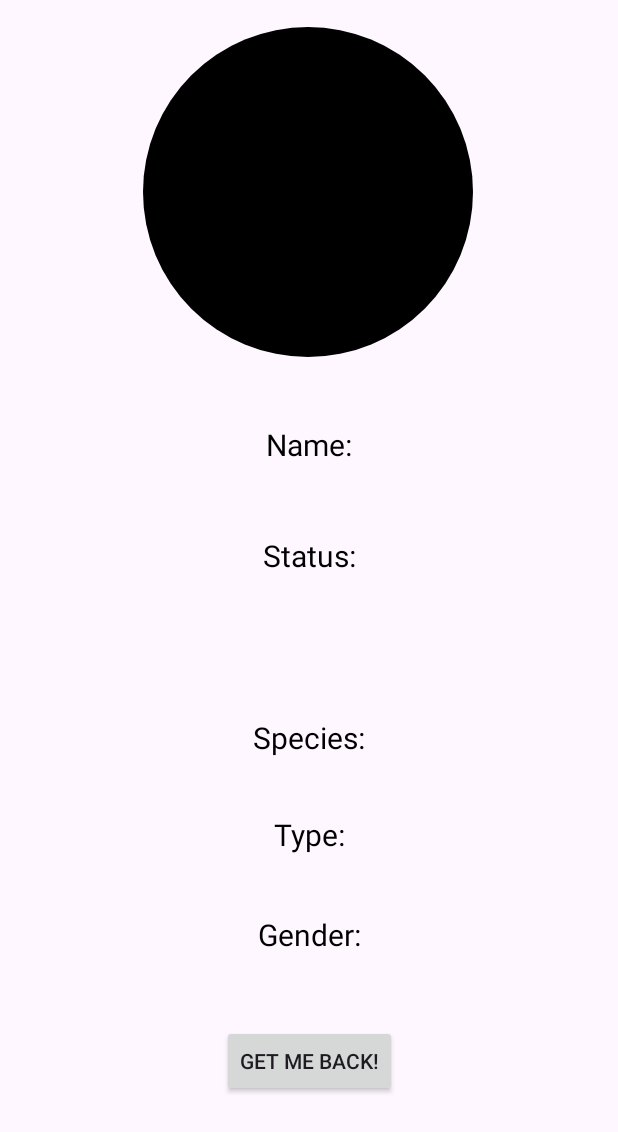
After one commit to JuanDiego1912/Rick_Morty_App, an Android app: the layout activity_character_info.xml on its own in the app's theme, with its tools: preview values and no code run, on a phone screen of 412 x 824 dp. The commit adds this screen. Shown: the top 1132 px of the screen. Run offline under Robolectric (Android 15) with nearby library versions, the phone set to English and light mode, and no system bars; network calls fail.

Commit message:
Ya se cargan los personajes de cada episodio respectivamente, ahora hay que tomar esa información en la view CharacterInfo.kt y mostrarla. Finalmente hacer los estilos.

```diff
--- a/app/src/main/AndroidManifest.xml
+++ b/app/src/main/AndroidManifest.xml
@@ -2,7 +2,7 @@
 <manifest xmlns:android="http://schemas.android.com/apk/res/android"
     xmlns:tools="http://schemas.android.com/tools">
 
-    <uses-permission android:name="android.permission.INTERNET"/>
+    <uses-permission android:name="android.permission.INTERNET" />
 
     <application
         android:allowBackup="true"
@@ -15,6 +15,9 @@
         android:theme="@style/Theme.Rick_Morty_App"
         tools:targetApi="31">
         <activity
+            android:name=".Views.CharacterInfo"
+            android:exported="false" />
+        <activity
             android:name=".Views.MainActivity"
             android:exported="true">
             <intent-filter>
--- a/app/src/main/java/com/dam2/rick_morty_app/Adapters/CharacterAdapter.kt
+++ b/app/src/main/java/com/dam2/rick_morty_app/Adapters/CharactersOnEpisodeAdapter.kt
@@ -10,7 +10,7 @@ import com.dam2.rick_morty_app.R
 import com.dam2.rick_morty_app.databinding.ItemCharactersBinding
 import com.squareup.picasso.Picasso
 
-class CharacterAdapter(private val characters : List<CharacterResponse>/*, val fn : (CharacterResponse) -> Unit*/) : Adapter<CharacterAdapter.CharacterViewHolder>() {
+class CharactersOnEpisodeAdapter(private val characters : List<CharacterResponse>, val fn : (CharacterResponse) -> Unit = {}) : Adapter<CharactersOnEpisodeAdapter.CharacterViewHolder>() {
 
     override fun onCreateViewHolder(parent: ViewGroup, viewType: Int): CharacterViewHolder {
         val layoutInflater = LayoutInflater.from(parent.context)
@@ -35,6 +35,10 @@ class CharacterAdapter(private val characters : List<CharacterResponse>/*, val f
                 .get()
                 .load(personaje.imagen)
                 .into(b.imgvCharacter)
+
+            itemView.setOnClickListener {
+                fn(personaje)
+            }
         }
     }
 }
--- a/app/src/main/java/com/dam2/rick_morty_app/Model/APIService.kt
+++ b/app/src/main/java/com/dam2/rick_morty_app/Model/APIService.kt
@@ -13,6 +13,7 @@ interface APIService {
     @GET("episode")
     suspend fun getEpisodes() : Response<EpisodesResponse>
 
+    //Obtener la informacion de un personaje por su ID
     @GET("character/{id}")
     suspend fun getCharacter(@Path("id") characterId: Int): CharacterResponse
 }
--- /dev/null
+++ b/app/src/main/res/drawable/circular_image.xml
@@ -0,0 +1,8 @@
+<?xml version="1.0" encoding="utf-8"?>
+<selector xmlns:android="http://schemas.android.com/apk/res/android">
+    <item>
+        <shape android:shape="oval">
+            <solid android:color="@color/black"/>
+        </shape>
+    </item>
+</selector>
--- /dev/null
+++ b/app/src/main/res/layout/activity_character_info.xml
@@ -0,0 +1,113 @@
+<?xml version="1.0" encoding="utf-8"?>
+<androidx.constraintlayout.widget.ConstraintLayout xmlns:android="http://schemas.android.com/apk/res/android"
+    xmlns:app="http://schemas.android.com/apk/res-auto"
+    xmlns:tools="http://schemas.android.com/tools"
+    android:id="@+id/main"
+    android:layout_width="match_parent"
+    android:layout_height="match_parent"
+    tools:context=".Views.CharacterInfo">
+
+    <ImageView
+        android:id="@+id/imgvCharacter"
+        android:layout_width="220dp"
+        android:layout_height="220dp"
+        android:contentDescription="@string/character_image"
+        app:layout_constraintBottom_toBottomOf="parent"
+        app:layout_constraintEnd_toEndOf="parent"
+        app:layout_constraintHorizontal_bias="0.497"
+        app:layout_constraintStart_toStartOf="parent"
+        app:layout_constraintTop_toTopOf="parent"
+        app:layout_constraintVertical_bias="0.03"
+        tools:background="@drawable/circular_image" />
+
+    <TextView
+        android:id="@+id/tvCharacterName"
+        android:layout_width="match_parent"
+        android:layout_height="30dp"
+        android:textSize="20sp"
+        android:textColor="@color/black"
+        android:textAlignment="center"
+        tools:text="Name:"
+        app:layout_constraintBottom_toBottomOf="parent"
+        app:layout_constraintEnd_toEndOf="parent"
+        app:layout_constraintHorizontal_bias="0.0"
+        app:layout_constraintStart_toStartOf="parent"
+        app:layout_constraintTop_toBottomOf="@+id/imgvCharacter"
+        app:layout_constraintVertical_bias="0.08" />
+
+    <TextView
+        android:id="@+id/tvCharacterStatus"
+        android:layout_width="match_parent"
+        android:layout_height="30dp"
+        android:layout_marginBottom="260dp"
+        android:textAlignment="center"
+        android:textColor="@color/black"
+        android:textSize="20sp"
+        app:layout_constraintBottom_toBottomOf="parent"
+        app:layout_constraintEnd_toEndOf="parent"
+        app:layout_constraintHorizontal_bias="0.0"
+        app:layout_constraintStart_toStartOf="parent"
+        app:layout_constraintTop_toBottomOf="@+id/tvCharacterName"
+        app:layout_constraintVertical_bias="0.2"
+        tools:text="Status:" />
+
+    <TextView
+        android:id="@+id/tvCharacterSpecies"
+        android:layout_width="match_parent"
+        android:layout_height="30dp"
+        android:layout_marginBottom="296dp"
+        android:textAlignment="center"
+        android:textColor="@color/black"
+        android:textSize="20sp"
+        app:layout_constraintBottom_toBottomOf="parent"
+        app:layout_constraintEnd_toEndOf="parent"
+        app:layout_constraintHorizontal_bias="0.0"
+        app:layout_constraintStart_toStartOf="parent"
+        app:layout_constraintTop_toBottomOf="@+id/tvCharacterStatus"
+        app:layout_constraintVertical_bias="0.818"
+        tools:text="Species:" />
+
+    <TextView
+        android:id="@+id/tvCharacterType"
+        android:layout_width="match_parent"
+        android:layout_height="30dp"
+        android:layout_marginBottom="196dp"
+        android:textAlignment="center"
+        android:textColor="@color/black"
+        android:textSize="20sp"
+        app:layout_constraintBottom_toBottomOf="parent"
+        app:layout_constraintEnd_toEndOf="parent"
+        app:layout_constraintHorizontal_bias="0.0"
+        app:layout_constraintStart_toStartOf="parent"
+        app:layout_constraintTop_toBottomOf="@+id/tvCharacterSpecies"
+        app:layout_constraintVertical_bias="0.384"
+        tools:text="Type:" />
+
+    <TextView
+        android:id="@+id/tvCharacterGender"
+        android:layout_width="match_parent"
+        android:layout_height="30dp"
+        android:layout_marginBottom="32dp"
+        android:textAlignment="center"
+        android:textColor="@color/black"
+        android:textSize="20sp"
+        app:layout_constraintBottom_toBottomOf="parent"
+        app:layout_constraintEnd_toEndOf="parent"
+        app:layout_constraintHorizontal_bias="0.0"
+        app:layout_constraintStart_toStartOf="parent"
+        app:layout_constraintTop_toBottomOf="@+id/tvCharacterType"
+        app:layout_constraintVertical_bias="0.192"
+        tools:text="Gender:" />
+
+    <android.widget.Button
+        android:id="@+id/btnBack"
+        android:layout_width="wrap_content"
+        android:layout_height="wrap_content"
+        android:text="@string/get_me_back"
+        app:layout_constraintBottom_toBottomOf="parent"
+        app:layout_constraintEnd_toEndOf="parent"
+        app:layout_constraintStart_toStartOf="parent"
+        app:layout_constraintTop_toBottomOf="@+id/tvCharacterGender"
+        app:layout_constraintVertical_bias="0.32" />
+
+</androidx.constraintlayout.widget.ConstraintLayout>
--- a/app/src/main/res/values/strings.xml
+++ b/app/src/main/res/values/strings.xml
@@ -1,3 +1,5 @@
 <resources>
     <string name="app_name">Rick_Morty_App</string>
+    <string name="get_me_back">Get me back!</string>
+    <string name="character_image">Character Image</string>
 </resources>
```
Also changed, not shown: app/src/main/java/com/dam2/rick_morty_app/Views/CharacterInfo.kt (added, +35 -0 lines), app/src/main/java/com/dam2/rick_morty_app/Views/Functions.kt (added, +16 -0 lines), app/src/main/java/com/dam2/rick_morty_app/Views/MainActivity.kt (+38 -22 lines).
